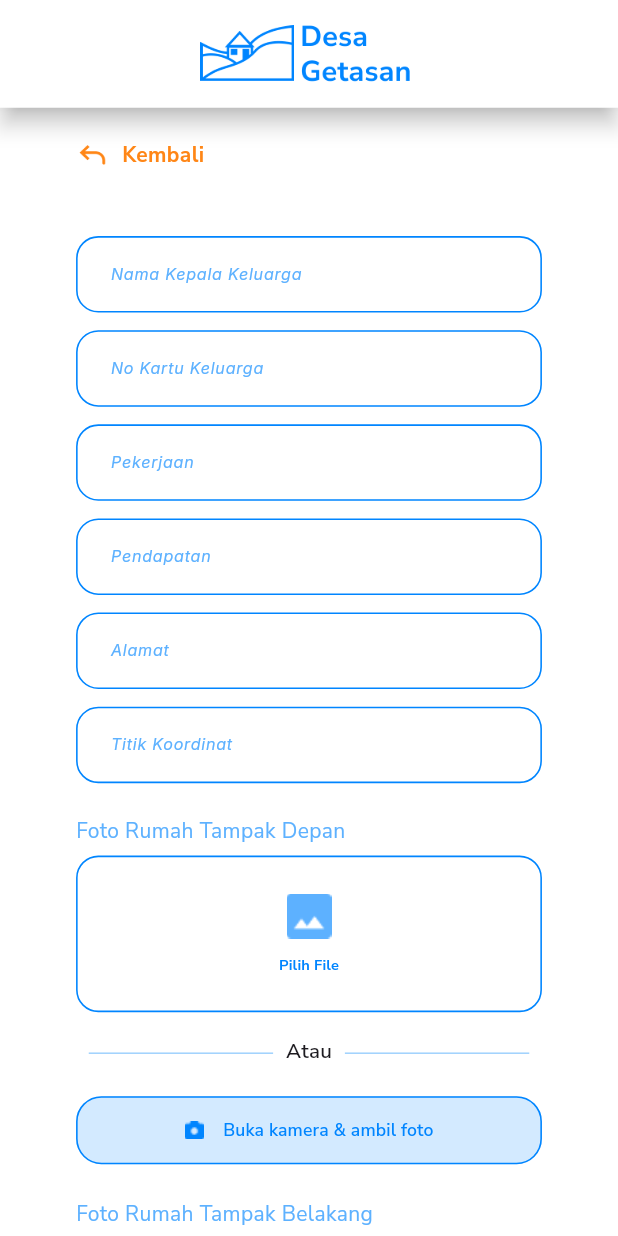
After one commit to dimassdoubles/FT20240317-GetasanApp, a Flutter app: the InputLaporKemiskinanPage screen opened directly, on a phone screen of 412 x 824 dp. The commit adds this screen. Run offline on Flutter 3.47's test engine with Material 3 defaults, Android fonts, the phone set to English and light mode, and no system bars; our stand-ins replace cloud_firestore, firebase_auth, firebase_core, firebase_storage, flutter_easyloading, flutter_hooks and 8 more; accounts and stored records are empty.

Commit message:
feat: tambah laporan kemiskinan

```diff
--- a/lib/features/lapor_kemiskinan/data/datasource/remote/lapor_kemiskinan_firebase_datasource.dart
+++ b/lib/features/lapor_kemiskinan/data/datasource/remote/lapor_kemiskinan_firebase_datasource.dart
@@ -19,6 +19,7 @@ class LaporKemiskinanFirebaseDatasource
     required String noKk,
     required String namaKepalaKeluarga,
     required String pekerjaan,
+    required int pendapatan,
     required String alamat,
     required String titikKoordinat,
     File? gambarDepan,
@@ -57,6 +58,7 @@ class LaporKemiskinanFirebaseDatasource
               namaKepalaKeluarga: namaKepalaKeluarga,
               noKk: noKk,
               pekerjaan: pekerjaan,
+              pendapatan: pendapatan,
               titikKoordinat: titikKoordinat,
             ).toJson(),
           );
--- a/lib/features/lapor_kemiskinan/data/datasource/remote/lapor_kemiskinan_remote_datasource.dart
+++ b/lib/features/lapor_kemiskinan/data/datasource/remote/lapor_kemiskinan_remote_datasource.dart
@@ -14,6 +14,7 @@ abstract class LaporKemiskinanRemoteDatasource {
     required String noKk,
     required String namaKepalaKeluarga,
     required String pekerjaan,
+    required int pendapatan,
     required String alamat,
     required String titikKoordinat,
     File? gambarDepan,
--- a/lib/features/lapor_kemiskinan/data/repo_impl/lapor_kemiskinan_repo_impl.dart
+++ b/lib/features/lapor_kemiskinan/data/repo_impl/lapor_kemiskinan_repo_impl.dart
@@ -4,7 +4,7 @@ import 'package:getasan_app/features/common/constant/error/app_failure.dart';
 import 'package:getasan_app/features/common/helper/repo_helper.dart';
 import 'package:getasan_app/features/lapor_kemiskinan/data/datasource/remote/lapor_kemiskinan_remote_datasource.dart';
 import 'package:getasan_app/features/lapor_kemiskinan/domain/models/laporan_kemiskinan.dart';
-import 'package:getasan_app/features/lapor_kemiskinan/domain/repo/lapor_camat_repo.dart';
+import 'package:getasan_app/features/lapor_kemiskinan/domain/repo/lapor_kemiskinan_repo.dart';
 
 class LaporKemiskinanRepoImpl implements LaporKemiskinanRepo {
   final LaporKemiskinanRemoteDatasource _remoteDatasource;
@@ -16,6 +16,7 @@ class LaporKemiskinanRepoImpl implements LaporKemiskinanRepo {
     required String noKk,
     required String namaKepalaKeluarga,
     required String pekerjaan,
+    required int pendapatan,
     required String alamat,
     required String titikKoordinat,
     File? gambarDepan,
@@ -27,8 +28,11 @@ class LaporKemiskinanRepoImpl implements LaporKemiskinanRepo {
           noKk: noKk,
           namaKepalaKeluarga: namaKepalaKeluarga,
           pekerjaan: pekerjaan,
+          pendapatan: pendapatan,
           alamat: alamat,
           titikKoordinat: titikKoordinat,
+          gambarDepan: gambarDepan,
+          gambarBelakang: gambarBelakang,
         );
       },
     );
--- a/lib/features/lapor_kemiskinan/domain/models/laporan_kemiskinan.dart
+++ b/lib/features/lapor_kemiskinan/domain/models/laporan_kemiskinan.dart
@@ -7,6 +7,7 @@ class LaporanKemiskinan {
   final String noKk;
   final String namaKepalaKeluarga;
   final String pekerjaan;
+  final int pendapatan;
   final String alamat;
   final String titikKoordinat;
   final String gambarDepanUrl;
@@ -19,6 +20,7 @@ class LaporanKemiskinan {
     required this.noKk,
     required this.namaKepalaKeluarga,
     required this.pekerjaan,
+    required this.pendapatan,
     required this.alamat,
     required this.titikKoordinat,
     required this.gambarDepanUrl,
@@ -33,6 +35,7 @@ class LaporanKemiskinan {
       noKk: json["noKk"],
       namaKepalaKeluarga: json["namaKepalaKeluarga"],
       pekerjaan: json["pekerjaan"],
+      pendapatan: json["pendapatan"],
       alamat: json["alamat"],
       titikKoordinat: json["titikKoordinat"],
       gambarDepanUrl: json["gambarDepanUrl"],
@@ -48,6 +51,7 @@ class LaporanKemiskinan {
       "noKk": noKk,
       "namaKepalaKeluarga": namaKepalaKeluarga,
       "pekerjaan": pekerjaan,
+      "pendapatan": pendapatan,
       "alamat": alamat,
       "titikKoordinat": titikKoordinat,
       "gambarDepanUrl": gambarDepanUrl,
--- a/lib/features/lapor_kemiskinan/domain/repo/lapor_camat_repo.dart
+++ b/lib/features/lapor_kemiskinan/domain/repo/lapor_kemiskinan_repo.dart
@@ -6,7 +6,7 @@ import 'package:getasan_app/features/lapor_kemiskinan/data/datasource/remote/lap
 import 'package:getasan_app/features/lapor_kemiskinan/data/repo_impl/lapor_kemiskinan_repo_impl.dart';
 import 'package:getasan_app/features/lapor_kemiskinan/domain/models/laporan_kemiskinan.dart';
 
-final laporCamatRepoProvider = Provider<LaporKemiskinanRepo>(
+final laporKemiskinanRepoProvider = Provider<LaporKemiskinanRepo>(
   (ref) => LaporKemiskinanRepoImpl(
     ref.read(laporKemiskinanRemoteDatasourceProvider),
   ),
@@ -17,6 +17,7 @@ abstract class LaporKemiskinanRepo {
     required String noKk,
     required String namaKepalaKeluarga,
     required String pekerjaan,
+    required int pendapatan,
     required String alamat,
     required String titikKoordinat,
     File? gambarDepan,
--- /dev/null
+++ b/lib/features/lapor_kemiskinan/presentation/page/input_lapor_kemiskinan_page.dart
@@ -0,0 +1,176 @@
+import 'dart:io';
+
+import 'package:flutter/material.dart';
+import 'package:flutter_image_compress/flutter_image_compress.dart';
+import 'package:flutter_riverpod/flutter_riverpod.dart';
+import 'package:flutter_screenutil/flutter_screenutil.dart';
+import 'package:getasan_app/features/common/constant/style/app_colors.dart';
+import 'package:getasan_app/features/common/constant/style/app_size.dart';
+import 'package:getasan_app/features/common/constant/style/app_texts.dart';
+import 'package:getasan_app/features/common/presentation/widget/app_back_button.dart';
+import 'package:getasan_app/features/common/presentation/widget/button/primary_button.dart';
+import 'package:getasan_app/features/common/presentation/widget/gaps.dart';
+import 'package:getasan_app/features/common/presentation/widget/getasan_app_bar.dart';
+import 'package:getasan_app/features/common/presentation/widget/input/image_input.dart';
+import 'package:getasan_app/features/common/presentation/widget/input/text_input.dart';
+import 'package:getasan_app/features/lapor_kemiskinan/presentation/controller/input_laporan_kemiskinan_controller.dart';
+
+class InputLaporKemiskinanPage extends ConsumerWidget {
+  const InputLaporKemiskinanPage({super.key});
+
+  @override
+  Widget build(BuildContext context, WidgetRef ref) {
+    final controller = ref.read(inputLaporanKemiskinanControllerProvider);
+
+    final GlobalKey<FormState> formKey = GlobalKey<FormState>();
+
+    return Scaffold(
+      appBar: const GetasanAppBar(
+        isCenterLogo: true,
+      ),
+      body: Form(
+        key: formKey,
+        child: Padding(
+          padding: EdgeInsets.symmetric(horizontal: AppSize.pagePadding),
+          child: Column(
+            crossAxisAlignment: CrossAxisAlignment.start,
+            children: [
+              AppBackButton(context),
+              Gaps.v36,
+              Expanded(
+                child: SingleChildScrollView(
+                  child: Column(
+                    crossAxisAlignment: CrossAxisAlignment.start,
+                    children: [
+                      TextInput(
+                        controller: controller.namaKepalaKeluargaCtrl,
+                        hint: "Nama Kepala Keluarga",
+                      ),
+                      Gaps.v8,
+                      TextInput(
+                        controller: controller.nokkCtrl,
+                        hint: "No Kartu Keluarga",
+                      ),
+                      Gaps.v8,
+                      TextInput(
+                        controller: controller.pekerjaanCtrl,
+                        hint: "Pekerjaan",
+                      ),
+                      Gaps.v8,
+                      TextInput(
+                        controller: controller.pendapatanCtrl,
+                        hint: "Pendapatan",
+                        keyboardType: TextInputType.number,
+                      ),
+                      Gaps.v8,
+                      TextInput(
+                        controller: controller.alamatCtrl,
+                        hint: "Alamat",
+                      ),
+                      Gaps.v8,
+                      TextInput(
+                        controller: controller.titikKoordinatCtrl,
+                        hint: "Titik Koordinat",
+                      ),
+                      Gaps.v24,
+                      Text(
+                        'Foto Rumah Tampak Depan',
+                        style: AppTexts.regular.copyWith(
+                          color: AppColors.primary300,
+                        ),
+                      ),
+                      Gaps.v8,
+                      if (ref.watch(controller.selectedGambarDepanProvider) !=
+                          null)
+                        _FileImae(
+                          file: ref
+                              .watch(controller.selectedGambarDepanProvider)!,
+                          onDelete: controller.deleteGambarDepan,
+                        ),
+                      if (ref.watch(controller.selectedGambarDepanProvider) ==
+                          null)
+                        ImageInput(
+                          onImagePicked: controller.onSelectedGambarDepan,
+                        ),
+                      Gaps.v24,
+                      Text(
+                        'Foto Rumah Tampak Belakang',
+                        style: AppTexts.regular.copyWith(
+                          color: AppColors.primary300,
+                        ),
+                      ),
+                      Gaps.v8,
+                      if (ref.watch(
+                              controller.selectedGambarBelakangProvider) !=
+                          null)
+                        _FileImae(
+                          file: ref.watch(
+                              controller.selectedGambarBelakangProvider)!,
+                          onDelete: controller.deleteGambarBelakang,
+                        ),
+                      if (ref.watch(
+                              controller.selectedGambarBelakangProvider) ==
+                          null)
+                        ImageInput(
+                          onImagePicked: controller.onSelectedGambarBelakang,
+                        ),
+                      SizedBox(
+                        height: 56.h,
+                      ),
+                      PrimaryButton(
+                        label: 'Kirim',
+                        onTap: () async {
+                          if (formKey.currentState!.validate()) {
+                            final isSuccess = await controller.createLaporan();
+                            if (isSuccess) {
+                              // ignore: use_build_context_synchronously
+                              Navigator.pop(context);
+                            }
+                          }
+                        },
+                      ),
+                      Gaps.v36,
+                    ],
+                  ),
+                ),
+              ),
+            ],
+          ),
+        ),
+      ),
+    );
+  }
+}
+
+class _FileImae extends StatelessWidget {
+  final XFile file;
+  final void Function() onDelete;
+  const _FileImae({
+    required this.file,
+    required this.onDelete,
+  });
+
+  @override
+  Widget build(BuildContext context) {
+    return Stack(
+      children: [
+        Image.file(
+          File(file.path),
+        ),
+        Align(
+          alignment: Alignment.topRight,
+          child: Padding(
+            padding: EdgeInsets.all(4.w),
+            child: IconButton(
+              style: IconButton.styleFrom(
+                backgroundColor: Colors.white.withOpacity(0.7),
+              ),
+              onPressed: onDelete,
+              icon: const Icon(Icons.clear_rounded),
+            ),
+          ),
+        ),
+      ],
+    );
+  }
+}
```
Also changed, not shown: lib/features/home/presentation/widget/home_view.dart (+14 -0 lines), lib/features/lapor_kemiskinan/presentation/controller/input_laporan_kemiskinan_controller.dart (added, +123 -0 lines), lib/features/lapor_kemiskinan/presentation/page/daftar_laporan_kemiskinan_page.dart (added, +98 -0 lines), lib/features/lapor_kemiskinan/presentation/page/lapor_kemiskinan_page.dart (added, +15 -0 lines), lib/features/lapor_kemiskinan/presentation/widget/detail_laporan_camat_list_item.dart (added, +44 -0 lines), lib/features/lapor_kemiskinan/presentation/widget/lapor_kemiskinan_user_view.dart (added, +38 -0 lines), assets/icons/ic_laporan_kemiskinan.png (added).
